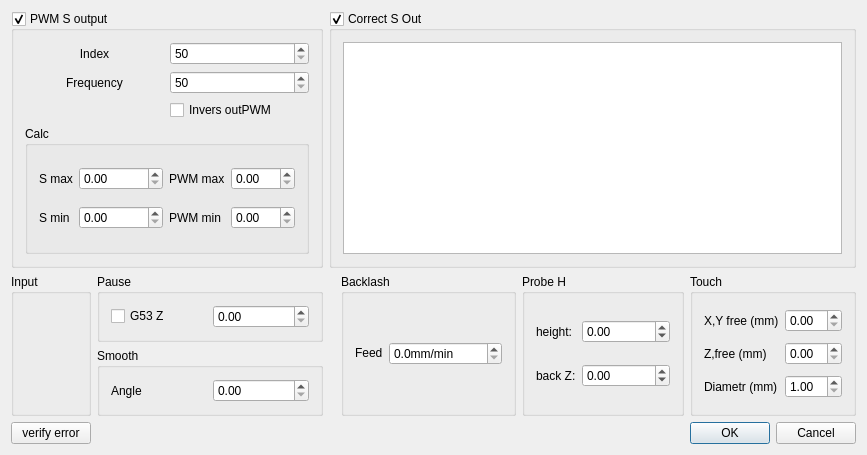
wldevru/src, file wlproj/wlmill/wleditmillwidget.ui: the form before one commit.
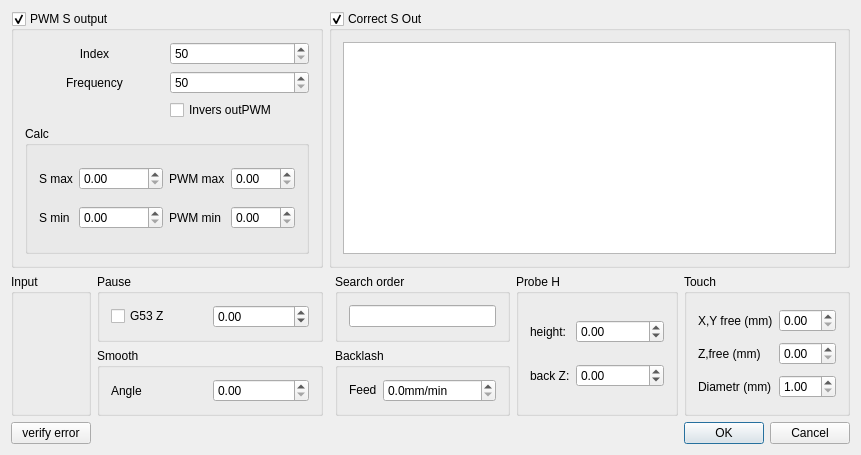
The form after the commit. Custom widgets are drawn as their Qt base class.

Commit message: add gaxis label

```diff
--- a/wlproj/wlmill/wleditmillwidget.ui
+++ b/wlproj/wlmill/wleditmillwidget.ui
@@ -14,150 +14,7 @@
    <string>Edit WLMill</string>
   </property>
   <layout class="QGridLayout" name="gridLayout_8">
-   <item row="1" column="1" rowspan="2">
-    <widget class="QGroupBox" name="groupBox_4">
-     <property name="title">
-      <string>Input</string>
-     </property>
-     <layout class="QGridLayout" name="gridLayout_4">
-      <item row="0" column="0">
-       <widget class="WLEditIOWidget" name="editInEMG" native="true"/>
-      </item>
-      <item row="2" column="0">
-       <widget class="WLEditIOWidget" name="editInProbe" native="true"/>
-      </item>
-      <item row="1" column="0">
-       <widget class="WLEditIOWidget" name="editInSD" native="true"/>
-      </item>
-     </layout>
-    </widget>
-   </item>
-   <item row="1" column="9" rowspan="2">
-    <widget class="QGroupBox" name="groupBox_8">
-     <property name="title">
-      <string>Touch</string>
-     </property>
-     <layout class="QGridLayout" name="gridLayout_13">
-      <item row="1" column="0">
-       <widget class="QLabel" name="label_21">
-        <property name="text">
-         <string>Z,free (mm)</string>
-        </property>
-       </widget>
-      </item>
-      <item row="0" column="1">
-       <widget class="QDoubleSpinBox" name="sbXYFreeTouch">
-        <property name="decimals">
-         <number>2</number>
-        </property>
-        <property name="minimum">
-         <double>0.000000000000000</double>
-        </property>
-        <property name="maximum">
-         <double>15.000000000000000</double>
-        </property>
-       </widget>
-      </item>
-      <item row="0" column="0">
-       <widget class="QLabel" name="label_20">
-        <property name="text">
-         <string>X,Y free (mm)</string>
-        </property>
-       </widget>
-      </item>
-      <item row="1" column="1">
-       <widget class="QDoubleSpinBox" name="sbZFreeTouch">
-        <property name="decimals">
-         <number>2</number>
-        </property>
-        <property name="minimum">
-         <double>0.000000000000000</double>
-        </property>
-        <property name="maximum">
-         <double>15.000000000000000</double>
-        </property>
-       </widget>
-      </item>
-      <item row="2" column="0">
-       <widget class="QLabel" name="label_22">
-        <property name="text">
-         <string>Diametr (mm)</string>
-        </property>
-       </widget>
-      </item>
-      <item row="2" column="1">
-       <widget class="QDoubleSpinBox" name="sbDiametrTouch">
-        <property name="decimals">
-         <number>2</number>
-        </property>
-        <property name="minimum">
-         <double>1.000000000000000</double>
-        </property>
-        <property name="maximum">
-         <double>50.000000000000000</double>
-        </property>
-       </widget>
-      </item>
-     </layout>
-    </widget>
-   </item>
-   <item row="1" column="8" rowspan="2">
-    <widget class="QGroupBox" name="groupBox_7">
-     <property name="title">
-      <string>Probe H</string>
-     </property>
-     <layout class="QGridLayout" name="gridLayout_9">
-      <item row="1" column="0">
-       <widget class="QLabel" name="label_18">
-        <property name="text">
-         <string>back Z:</string>
-        </property>
-       </widget>
-      </item>
-      <item row="0" column="1">
-       <widget class="QDoubleSpinBox" name="sbTabletHProbe">
-        <property name="decimals">
-         <number>2</number>
-        </property>
-        <property name="minimum">
-         <double>-9999999.000000000000000</double>
-        </property>
-        <property name="maximum">
-         <double>9999999.000000000000000</double>
-        </property>
-       </widget>
-      </item>
-      <item row="1" column="1">
-       <widget class="QDoubleSpinBox" name="sbBackZHProbe">
-        <property name="decimals">
-         <number>2</number>
-        </property>
-        <property name="minimum">
-         <double>-9999999.000000000000000</double>
-        </property>
-        <property name="maximum">
-         <double>9999999.000000000000000</double>
-        </property>
-       </widget>
-      </item>
-      <item row="0" column="0">
-       <widget class="QLabel" name="label_17">
-        <property name="text">
-         <string>height:</string>
-        </property>
-       </widget>
-      </item>
-     </layout>
-    </widget>
-   </item>
-   <item row="3" column="1">
-    <widget class="QPushButton" name="pbVerError">
-     <property name="text">
-      <string>verify error</string>
-     </property>
-    </widget>
-   </item>
-   <item row="1" column="7" rowspan="2">
+   <item row="2" column="6">
     <widget class="QGroupBox" name="groupBox">
      <property name="sizePolicy">
       <sizepolicy hsizetype="Minimum" vsizetype="Preferred">
@@ -213,14 +70,100 @@
      </layout>
     </widget>
    </item>
-   <item row="3" column="9">
-    <widget class="QDialogButtonBox" name="buttonBox">
-     <property name="standardButtons">
-      <set>QDialogButtonBox::Cancel|QDialogButtonBox::Ok</set>
+   <item row="1" column="7" rowspan="2">
+    <widget class="QGroupBox" name="groupBox_7">
+     <property name="title">
+      <string>Probe H</string>
      </property>
+     <layout class="QGridLayout" name="gridLayout_9">
+      <item row="1" column="0">
+       <widget class="QLabel" name="label_18">
+        <property name="toolTip">
+         <string>height from bottom of sensor</string>
+        </property>
+        <property name="text">
+         <string>back Z:</string>
+        </property>
+       </widget>
+      </item>
+      <item row="0" column="1">
+       <widget class="QDoubleSpinBox" name="sbTabletHProbe">
+        <property name="decimals">
+         <number>2</number>
+        </property>
+        <property name="minimum">
+         <double>-9999999.000000000000000</double>
+        </property>
+        <property name="maximum">
+         <double>9999999.000000000000000</double>
+        </property>
+       </widget>
+      </item>
+      <item row="1" column="1">
+       <widget class="QDoubleSpinBox" name="sbBackZHProbe">
+        <property name="decimals">
+         <number>2</number>
+        </property>
+        <property name="minimum">
+         <double>-9999999.000000000000000</double>
+        </property>
+        <property name="maximum">
+         <double>9999999.000000000000000</double>
+        </property>
+       </widget>
+      </item>
+      <item row="0" column="0">
+       <widget class="QLabel" name="label_17">
+        <property name="toolTip">
+         <string>height sensor</string>
+        </property>
+        <property name="text">
+         <string>height:</string>
+        </property>
+       </widget>
+      </item>
+     </layout>
     </widget>
    </item>
-   <item row="0" column="5" colspan="5">
+   <item row="1" column="2" colspan="3">
+    <widget class="QGroupBox" name="groupBox_6">
+     <property name="sizePolicy">
+      <sizepolicy hsizetype="Minimum" vsizetype="Preferred">
+       <horstretch>0</horstretch>
+       <verstretch>0</verstretch>
+      </sizepolicy>
+     </property>
+     <property name="title">
+      <string>Pause</string>
+     </property>
+     <layout class="QGridLayout" name="gridLayout_12">
+      <item row="0" column="0">
+       <widget class="QCheckBox" name="cbHPause">
+        <property name="text">
+         <string>G53 Z</string>
+        </property>
+       </widget>
+      </item>
+      <item row="0" column="1">
+       <widget class="QDoubleSpinBox" name="sbHPause">
+        <property name="toolTip">
+         <string>pause height</string>
+        </property>
+        <property name="decimals">
+         <number>2</number>
+        </property>
+        <property name="minimum">
+         <double>-10000.000000000000000</double>
+        </property>
+        <property name="maximum">
+         <double>10000.000000000000000</double>
+        </property>
+       </widget>
+      </item>
+     </layout>
+    </widget>
+   </item>
+   <item row="0" column="5" colspan="4">
     <widget class="QGroupBox" name="gbCorrectSOut">
      <property name="title">
       <string>Correct S Out</string>
@@ -235,6 +178,20 @@
      </layout>
     </widget>
    </item>
+   <item row="3" column="1">
+    <widget class="QPushButton" name="pbVerError">
+     <property name="text">
+      <string>verify error</string>
+     </property>
+    </widget>
+   </item>
+   <item row="3" column="8">
+    <widget class="QDialogButtonBox" name="buttonBox">
+     <property name="standardButtons">
+      <set>QDialogButtonBox::Cancel|QDialogButtonBox::Ok</set>
+     </property>
+    </widget>
+   </item>
    <item row="0" column="1" colspan="4">
     <widget class="QGroupBox" name="gbPWMOut">
      <property name="title">
@@ -362,32 +319,69 @@
      </layout>
     </widget>
    </item>
-   <item row="1" column="2" colspan="3">
-    <widget class="QGroupBox" name="groupBox_6">
-     <property name="sizePolicy">
-      <sizepolicy hsizetype="Minimum" vsizetype="Preferred">
-       <horstretch>0</horstretch>
-       <verstretch>0</verstretch>
-      </sizepolicy>
-     </property>
+   <item row="1" column="8" rowspan="2">
+    <widget class="QGroupBox" name="groupBox_8">
      <property name="title">
-      <string>Pause</string>
+      <string>Touch</string>
      </property>
-     <layout class="QGridLayout" name="gridLayout_12">
-      <item row="0" column="0">
-       <widget class="QCheckBox" name="cbHPause">
+     <layout class="QGridLayout" name="gridLayout_13">
+      <item row="1" column="0">
+       <widget class="QLabel" name="label_21">
         <property name="text">
-         <string>G53 Z</string>
+         <string>Z,free (mm)</string>
         </property>
        </widget>
       </item>
       <item row="0" column="1">
-       <widget class="QDoubleSpinBox" name="sbHPause">
+       <widget class="QDoubleSpinBox" name="sbXYFreeTouch">
         <property name="decimals">
          <number>2</number>
         </property>
+        <property name="minimum">
+         <double>0.000000000000000</double>
+        </property>
         <property name="maximum">
-         <double>300.000000000000000</double>
+         <double>15.000000000000000</double>
+        </property>
+       </widget>
+      </item>
+      <item row="0" column="0">
+       <widget class="QLabel" name="label_20">
+        <property name="text">
+         <string>X,Y free (mm)</string>
+        </property>
+       </widget>
+      </item>
+      <item row="1" column="1">
+       <widget class="QDoubleSpinBox" name="sbZFreeTouch">
+        <property name="decimals">
+         <number>2</number>
+        </property>
+        <property name="minimum">
+         <double>0.000000000000000</double>
+        </property>
+        <property name="maximum">
+         <double>15.000000000000000</double>
+        </property>
+       </widget>
+      </item>
+      <item row="2" column="0">
+       <widget class="QLabel" name="label_22">
+        <property name="text">
+         <string>Diametr (mm)</string>
+        </property>
+       </widget>
+      </item>
+      <item row="2" column="1">
+       <widget class="QDoubleSpinBox" name="sbDiametrTouch">
+        <property name="decimals">
+         <number>2</number>
+        </property>
+        <property name="minimum">
+         <double>1.000000000000000</double>
+        </property>
+        <property name="maximum">
+         <double>50.000000000000000</double>
         </property>
        </widget>
       </item>
@@ -417,6 +411,36 @@
      </layout>
     </widget>
    </item>
+   <item row="1" column="6">
+    <widget class="QGroupBox" name="groupBox_5">
+     <property name="title">
+      <string>Search order</string>
+     </property>
+     <layout class="QGridLayout" name="gridLayout_5">
+      <item row="0" column="0">
+       <widget class="QLineEdit" name="leStrFindDrivePos"/>
+      </item>
+     </layout>
+    </widget>
+   </item>
+   <item row="1" column="1" rowspan="2">
+    <widget class="QGroupBox" name="groupBox_4">
+     <property name="title">
+      <string>Input</string>
+     </property>
+     <layout class="QGridLayout" name="gridLayout_4">
+      <item row="0" column="0">
+       <widget class="WLEditIOWidget" name="editInEMG" native="true"/>
+      </item>
+      <item row="2" column="0">
+       <widget class="WLEditIOWidget" name="editInProbe" native="true"/>
+      </item>
+      <item row="1" column="0">
+       <widget class="WLEditIOWidget" name="editInSD" native="true"/>
+      </item>
+     </layout>
+    </widget>
+   </item>
   </layout>
  </widget>
  <layoutdefault spacing="6" margin="11"/>
```
The commit also changes 30 other files.
